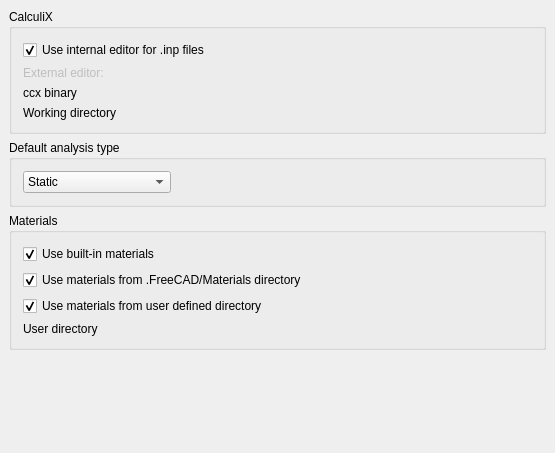
First picture: the form in src/Mod/Fem/Gui/DlgSettingsFem.ui, repository berndhahnebach/All_FreeCAD, before the edit.
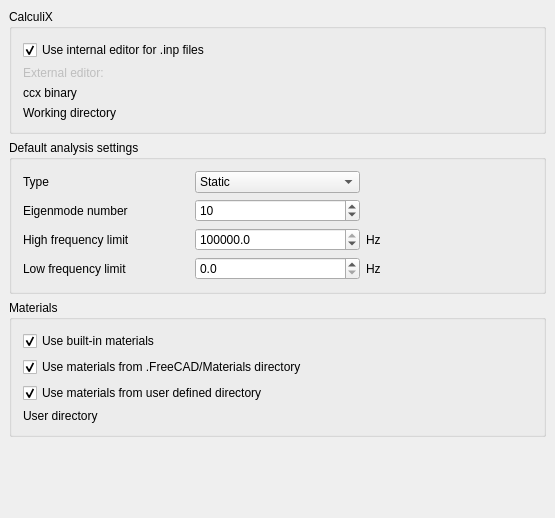
Second picture: the form after the edit. Icons and pictures are not drawn. Custom widgets are drawn as their Qt base class.

Commit message:
FEM: Add new properties to FEM preferences
The new properties are NumberOfEigenmode, EigenmodeHighLimit and
EigenmodeLowLimit. All 3 are linked with analysis object properties.

Diff of the .ui file:
```diff
--- a/src/Mod/Fem/Gui/DlgSettingsFem.ui
+++ b/src/Mod/Fem/Gui/DlgSettingsFem.ui
@@ -7,7 +7,7 @@
     <x>0</x>
     <y>0</y>
     <width>555</width>
-    <height>453</height>
+    <height>518</height>
    </rect>
   </property>
   <property name="windowTitle">
@@ -196,14 +196,12 @@
      <item>
       <widget class="QGroupBox" name="gb_analysis_params">
        <property name="title">
-        <string>Default analysis type</string>
+        <string>Default analysis settings</string>
        </property>
        <layout class="QHBoxLayout" name="horizontalLayout_4">
         <item>
-         <layout class="QVBoxLayout" name="verticalLayout_3">
-          <item>
-           <layout class="QHBoxLayout" name="horizontalLayout_2">
-            <item>
+         <layout class="QGridLayout" name="gridLayout_2">
+          <item row="0" column="1">
              <widget class="Gui::PrefComboBox" name="cb_analysis_type">
               <property name="minimumSize">
                <size>
@@ -240,20 +238,110 @@
               </item>
              </widget>
             </item>
-            <item>
-             <spacer name="horizontalSpacer">
-              <property name="orientation">
-               <enum>Qt::Horizontal</enum>
-              </property>
-              <property name="sizeHint" stdset="0">
-               <size>
-                <width>40</width>
-                <height>20</height>
-               </size>
-              </property>
-             </spacer>
-            </item>
-           </layout>
+          <item row="1" column="0">
+           <widget class="QLabel" name="l_eigenmode_number">
+            <property name="text">
+             <string>Eigenmode number</string>
+            </property>
+           </widget>
+          </item>
+          <item row="0" column="0">
+           <widget class="QLabel" name="l_type">
+            <property name="text">
+             <string>Type</string>
+            </property>
+           </widget>
+          </item>
+          <item row="1" column="1">
+           <widget class="Gui::PrefSpinBox" name="sb_eigenmode_number">
+            <property name="maximum">
+             <number>100</number>
+            </property>
+            <property name="value">
+             <number>10</number>
+            </property>
+            <property name="prefEntry" stdset="0">
+             <cstring>NumberOfEigenmode</cstring>
+            </property>
+            <property name="prefPath" stdset="0">
+             <cstring>Mod/Fem</cstring>
+            </property>
+           </widget>
+          </item>
+          <item row="2" column="0">
+           <widget class="QLabel" name="l_eigenmode_high_limit">
+            <property name="text">
+             <string>High frequency limit</string>
+            </property>
+           </widget>
+          </item>
+          <item row="2" column="1">
+           <widget class="Gui::PrefDoubleSpinBox" name="dsb_eigenmode_high_limit">
+            <property name="decimals">
+             <number>1</number>
+            </property>
+            <property name="maximum">
+             <double>1000000.000000000000000</double>
+            </property>
+            <property name="singleStep">
+             <double>10000.000000000000000</double>
+            </property>
+            <property name="value">
+             <double>1000000.000000000000000</double>
+            </property>
+            <property name="prefEntry" stdset="0">
+             <cstring>EigenmodeHighLimit</cstring>
+            </property>
+            <property name="prefPath" stdset="0">
+             <cstring>Mod/Fem</cstring>
+            </property>
+           </widget>
+          </item>
+          <item row="3" column="0">
+           <widget class="QLabel" name="l_eigenmode_low_limit">
+            <property name="text">
+             <string>Low frequency limit</string>
+            </property>
+           </widget>
+          </item>
+          <item row="3" column="1">
+           <widget class="Gui::PrefDoubleSpinBox" name="dsb_eigenmode_low_limit">
+            <property name="decimals">
+             <number>1</number>
+            </property>
+            <property name="minimum">
+             <double>0.000000000000000</double>
+            </property>
+            <property name="maximum">
+             <double>1000000.000000000000000</double>
+            </property>
+            <property name="singleStep">
+             <double>10000.000000000000000</double>
+            </property>
+            <property name="value">
+             <double>0.000000000000000</double>
+            </property>
+            <property name="prefEntry" stdset="0">
+             <cstring>EigenmodeLowLimit</cstring>
+            </property>
+            <property name="prefPath" stdset="0">
+             <cstring>Mod/Fem</cstring>
+            </property>
+           </widget>
+          </item>
+          <item row="2" column="2">
+           <widget class="QLabel" name="l_hz_1">
+            <property name="text">
+             <string>Hz</string>
+            </property>
+           </widget>
+          </item>
+          <item row="3" column="2">
+           <widget class="QLabel" name="l_hz_2">
+            <property name="text">
+             <string>Hz</string>
+            </property>
+           </widget>
           </item>
          </layout>
         </item>
@@ -398,6 +486,11 @@
    <extends>Gui::FileChooser</extends>
    <header>Gui/PrefWidgets.h</header>
   </customwidget>
+  <customwidget>
+   <class>Gui::PrefSpinBox</class>
+   <extends>QSpinBox</extends>
+   <header>Gui/PrefWidgets.h</header>
+  </customwidget>
   <customwidget>
    <class>Gui::PrefCheckBox</class>
    <extends>QCheckBox</extends>
@@ -408,6 +501,11 @@
    <extends>QComboBox</extends>
    <header>Gui/PrefWidgets.h</header>
   </customwidget>
+  <customwidget>
+   <class>Gui::PrefDoubleSpinBox</class>
+   <extends>QDoubleSpinBox</extends>
+   <header>Gui/PrefWidgets.h</header>
+  </customwidget>
  </customwidgets>
  <resources>
   <include location="Resources/Fem.qrc"/>
```
Lines whose indentation alone changed are shown as unchanged. The commit also changes 2 other files.
